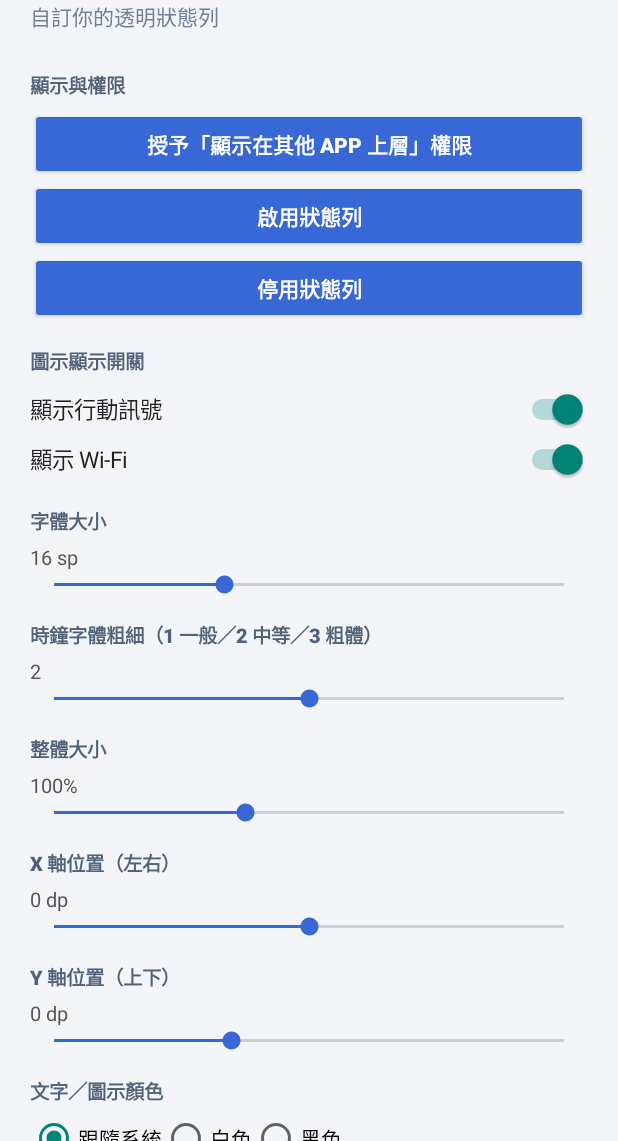
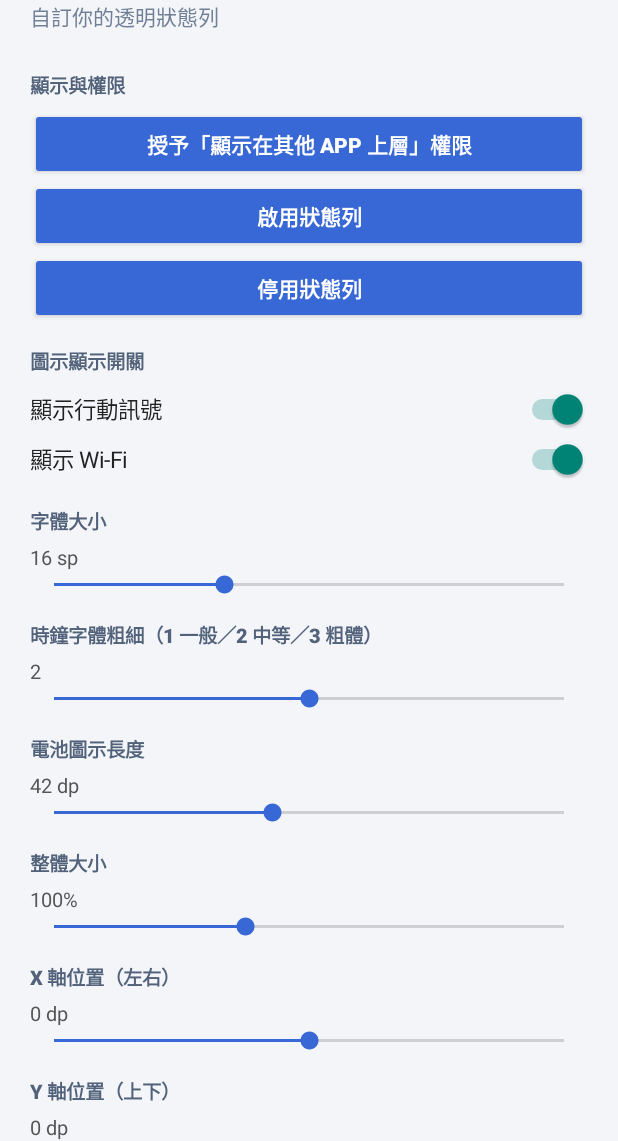
Before and after one commit to edisoneden527787-lab/DynamicIslandPro, an Android app: the screen it shows after launch (MainActivity), on a phone screen of 412 x 824 dp, the part 95-1236 px from its top. Run offline under Robolectric (Android 15) with nearby library versions, the phone set to English and light mode, and no system bars; 1 statement that could not run was skipped.

Commit message:
Add adjustable battery icon length control

```diff
--- a/app/src/main/java/com/rui/statusbar/MainActivity.kt
+++ b/app/src/main/java/com/rui/statusbar/MainActivity.kt
@@ -69,6 +69,8 @@ class MainActivity : Activity() {
         addSlider(root, 10, 28, prefs.getInt("font", 16), " sp") { prefs.edit().putInt("font", it).apply(); refresh() }
         root.addView(label("時鐘字體粗細（1 一般／2 中等／3 粗體）"))
         addSlider(root, 1, 3, prefs.getInt("clockWeight", 2), "") { prefs.edit().putInt("clockWeight", it).apply(); refresh() }
+        root.addView(label("電池圖示長度"))
+        addSlider(root, 30, 58, prefs.getInt("batteryLength", 42), " dp") { prefs.edit().putInt("batteryLength", it).apply(); refresh() }
         root.addView(label("整體大小"))
         addSlider(root, 70, 150, prefs.getInt("scale", 100), "%") { prefs.edit().putInt("scale", it).apply(); refresh() }
         root.addView(label("X 軸位置（左右）"))
```
